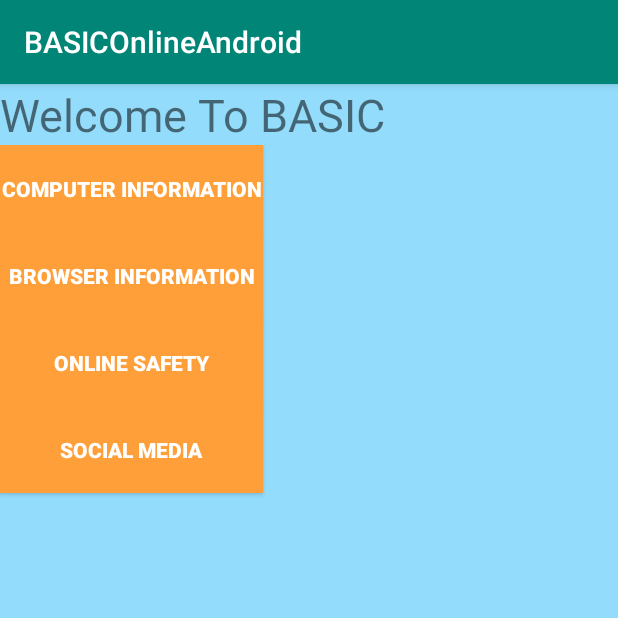
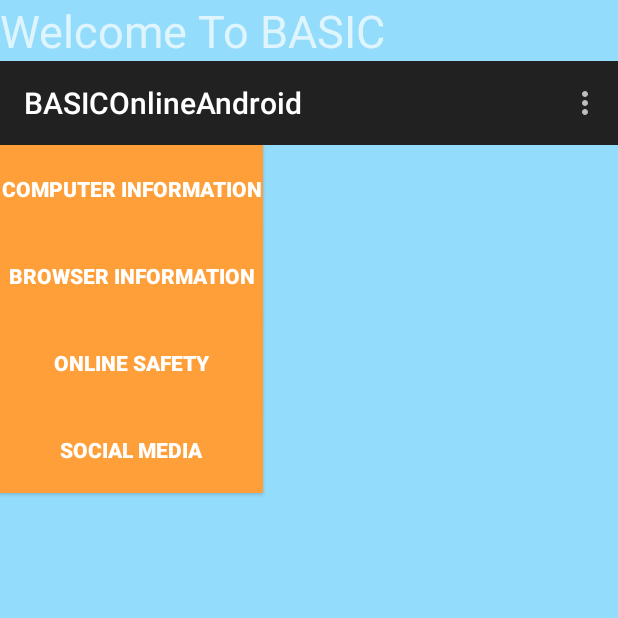
Before and after one commit to megforster/BASICOnlineAndroid, an Android app: the screen it shows after launch (HomeScreen), after a tap on "ENTER", on a phone screen of 412 x 824 dp, the top half of it. Run offline under Robolectric (Android 15) with nearby library versions, the phone set to English and light mode, and no system bars.

Commit message:
Add Action Bar & Action Bar Menu Items

```diff
--- a/app/src/main/AndroidManifest.xml
+++ b/app/src/main/AndroidManifest.xml
@@ -8,7 +8,7 @@
         android:label="@string/app_name"
         android:roundIcon="@mipmap/ic_launcher_round"
         android:supportsRtl="true"
-        android:theme="@style/AppTheme">
+        android:theme="@style/Theme.Design.NoActionBar">
         <activity android:name=".HomeScreen"></activity>
         <activity android:name=".SplashScreen">
             <intent-filter>
--- a/app/src/main/java/edu/quinnipiac/ser210/basiconlineandroid/HomeScreen.java
+++ b/app/src/main/java/edu/quinnipiac/ser210/basiconlineandroid/HomeScreen.java
@@ -2,11 +2,16 @@ package edu.quinnipiac.ser210.basiconlineandroid;
 
 import android.content.Intent;
 import android.os.Bundle;
+import android.view.Menu;
+import android.view.MenuItem;
 import android.view.View;
 import android.widget.TextView;
 
+import androidx.annotation.NonNull;
 import androidx.appcompat.app.AppCompatActivity;
 import androidx.appcompat.widget.ShareActionProvider;
+import androidx.appcompat.widget.Toolbar;
+import androidx.core.view.MenuItemCompat;
 import androidx.fragment.app.Fragment;
 import androidx.fragment.app.FragmentManager;
 import androidx.fragment.app.FragmentPagerAdapter;
@@ -19,12 +24,13 @@ public class HomeScreen extends AppCompatActivity {
     private ShareActionProvider shareActionProvider;
     private SectionsPagerAdapter pagerAdapter;
 
+
     @Override
     protected void onCreate(Bundle savedInstanceState) {
         super.onCreate(savedInstanceState);
         setContentView(R.layout.activity_home_screen);
-//        Toolbar toolbar = findViewById(R.id.toolbar);
-//        setSupportActionBar(toolbar);
+        Toolbar toolbar = findViewById(R.id.toolbar);
+        setSupportActionBar(toolbar);
 
         //Attach the SectionsPagerAdapter to theViewPager
 
@@ -41,7 +47,39 @@ public class HomeScreen extends AppCompatActivity {
 //        TabLayout tabLayout = (TabLayout) findViewById(R.id.tabs);
 //        tabLayout.setupWithViewPager(pager);
     }
+    @Override
+    public boolean onCreateOptionsMenu(Menu menu) {
+        // Inflate the menu; this adds items to the action bar if it is present.
+        getMenuInflater().inflate(R.menu.menu_home, menu);
 
+        MenuItem menuItem = menu.findItem(R.id.share);
+        shareActionProvider = (ShareActionProvider) MenuItemCompat.getActionProvider(menuItem);
+        setShareActionIntent("Look at the progress I am making.");
+
+        return super.onCreateOptionsMenu(menu);
+        //return true;
+    }
+
+    private void setShareActionIntent(String text) {
+        Intent intent = new Intent(Intent.ACTION_SEND);
+        intent.setType("text/plain");
+        intent.putExtra(Intent.EXTRA_TEXT, text);
+        shareActionProvider.setShareIntent(intent);
+    }
+
+    @Override
+    public boolean onOptionsItemSelected(@NonNull MenuItem item) {
+
+        switch (item.getItemId()) {
+            case R.id.help_menu:
+                Intent intent = new Intent(this, help.class);
+                startActivity(intent);
+                return true;
+            default:
+                return super.onOptionsItemSelected(item);
+        }
+
+    }
 
 
     public static class SectionsPagerAdapter extends FragmentPagerAdapter {
@@ -67,6 +105,8 @@ public class HomeScreen extends AppCompatActivity {
             return null;
         }
 
+
+
         /*@Override
         public CharSequence getPageTitle(int position) {
             switch (position) {
@@ -87,4 +127,5 @@ public class HomeScreen extends AppCompatActivity {
     }
 
 
+
 }
--- a/app/src/main/res/layout/activity_home_screen.xml
+++ b/app/src/main/res/layout/activity_home_screen.xml
@@ -15,17 +15,18 @@
         android:layout_height="wrap_content"
         android:textAlignment="center"
         android:textSize="30dp" />
-    <!--    <com.google.android.material.appbar.AppBarLayout-->
-    <!--        android:layout_width="match_parent"-->
-    <!--        android:layout_height="wrap_content"-->
-    <!--        android:theme="@style/ThemeOverlay.AppCompat.ActionBar">-->
 
-    <!--        <androidx.appcompat.widget.Toolbar-->
-    <!--            android:id="@+id/toolbar"-->
-    <!--            android:layout_width="match_parent"-->
-    <!--            android:layout_height="?attr/actionBarSize"-->
-    <!--            android:background="?attr/colorPrimary"-->
-    <!--            app:layout_scrollFlags="scroll|enterAlways"/>-->
+<!--        <com.google.android.material.appbar.AppBarLayout-->
+<!--            android:layout_width="match_parent"-->
+<!--            android:layout_height="wrap_content"-->
+<!--            android:theme="@style/ThemeOverlay.AppCompat.ActionBar">-->
+
+            <androidx.appcompat.widget.Toolbar
+                android:id="@+id/toolbar"
+                android:layout_width="match_parent"
+                android:layout_height="?attr/actionBarSize"
+                android:background="?attr/colorPrimary"
+                app:layout_scrollFlags="scroll|enterAlways"/>
 
     <!--&lt;!&ndash;        app:popupTheme="@style/AppTheme.PopupOverlay"&ndash;&gt;-->
 
@@ -37,7 +38,7 @@
     <!--        </com.google.android.material.tabs.TabLayout>-->
 
 
-    <!--    </com.google.android.material.appbar.AppBarLayout>-->
+<!--        </com.google.android.material.appbar.AppBarLayout>-->
 
     <androidx.viewpager.widget.ViewPager
         android:id="@+id/pager"
--- a/app/src/main/res/layout/activity_splash_screen.xml
+++ b/app/src/main/res/layout/activity_splash_screen.xml
@@ -12,7 +12,7 @@
         android:id="@+id/welcome"
         android:layout_width="wrap_content"
         android:layout_height="wrap_content"
-        android:text="Welcome to BASIC"
+        android:text="@string/welcome_basic"
         android:textAlignment="center"
         android:textSize="40dp"
         android:textStyle="bold" />
--- /dev/null
+++ b/app/src/main/res/menu/menu_home.xml
@@ -0,0 +1,30 @@
+<?xml version="1.0" encoding="utf-8"?>
+<menu xmlns:android="http://schemas.android.com/apk/res/android"
+    xmlns:app="http://schemas.android.com/apk/res-auto">
+
+
+<!--    <item android:id="@+id/settings"-->
+<!--        android:title="@string/settings"-->
+<!--        android:orderInCategory="2"-->
+<!--        app:showAsAction="ifRoom"-->
+<!--        app:actionProviderClass="androidx.appcompat.widget.ShareActionProvider"/>-->
+
+
+    <item android:id="@+id/share"
+        android:title="@string/share_action"
+        android:orderInCategory="2"
+        app:showAsAction="never"
+        app:actionProviderClass="androidx.appcompat.widget.ShareActionProvider"/>
+
+    <item android:id="@+id/help_menu"
+        android:title="@string/help_menu"
+        android:orderInCategory="2"
+        app:showAsAction="never"
+        app:actionProviderClass="androidx.appcompat.widget.ShareActionProvider"/>
+
+    <item android:id="@+id/settings"
+        android:title="@string/settings_action"
+        android:orderInCategory="2"
+        app:showAsAction="never"
+        app:actionProviderClass="androidx.appcompat.widget.ShareActionProvider"/>
+</menu>
--- a/app/src/main/res/values/strings.xml
+++ b/app/src/main/res/values/strings.xml
@@ -4,4 +4,9 @@
     <!-- TODO: Remove or change this placeholder text -->
     <string name="hello_blank_fragment">Hello blank fragment</string>
     <string name="enter">enter</string>
+    <string name="settings">Settings</string>
+    <string name="welcome_basic">Welcome To BASIC</string>
+    <string name="help_menu">Help</string>
+    <string name="share_action">Share</string>
+    <string name="settings_action">Settings</string>
 </resources>
```
